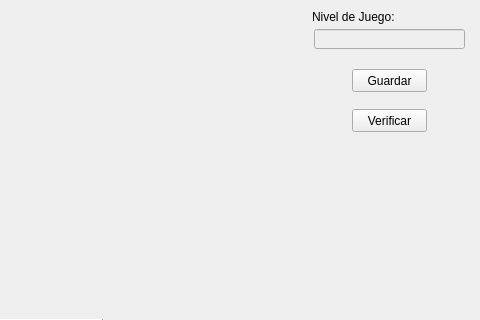
Above: Proyecto/MainWindow.ui from iaveiga/PySudoku before the change; both pictures show x 368 to 848 and y 170 to 490 of the 848 by 600 pixel window. Below: the same form after it.
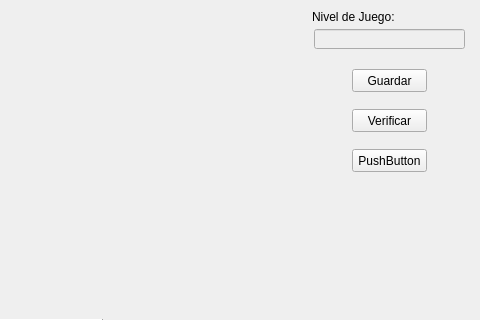
That is the form after the change.

Commit message:
Implementada ayuda
-Se cuenta con 5 ayudas, puede ser cambiado desde Juego.py
-Se agregó botón Ayuda.
-La ayuda funciona seleccionando celdas aleatoriamente que no sean las
creadas por defecto, cambia por el valor correcto y deshabilita la celda
para que no pueda cambiarse el valor, a su vez cambia el color de la
celda para denotar que esa celda no ha sido puesta por el usuario.

```diff
--- a/Proyecto/MainWindow.ui
+++ b/Proyecto/MainWindow.ui
@@ -134,6 +134,19 @@
      <string>Verificar</string>
     </property>
    </widget>
+   <widget class="QPushButton" name="btn_ayuda">
+    <property name="geometry">
+     <rect>
+      <x>720</x>
+      <y>300</y>
+      <width>75</width>
+      <height>23</height>
+     </rect>
+    </property>
+    <property name="text">
+     <string>PushButton</string>
+    </property>
+   </widget>
   </widget>
   <widget class="QMenuBar" name="menubar">
    <property name="geometry">
```
The commit also changes 3 other files.
